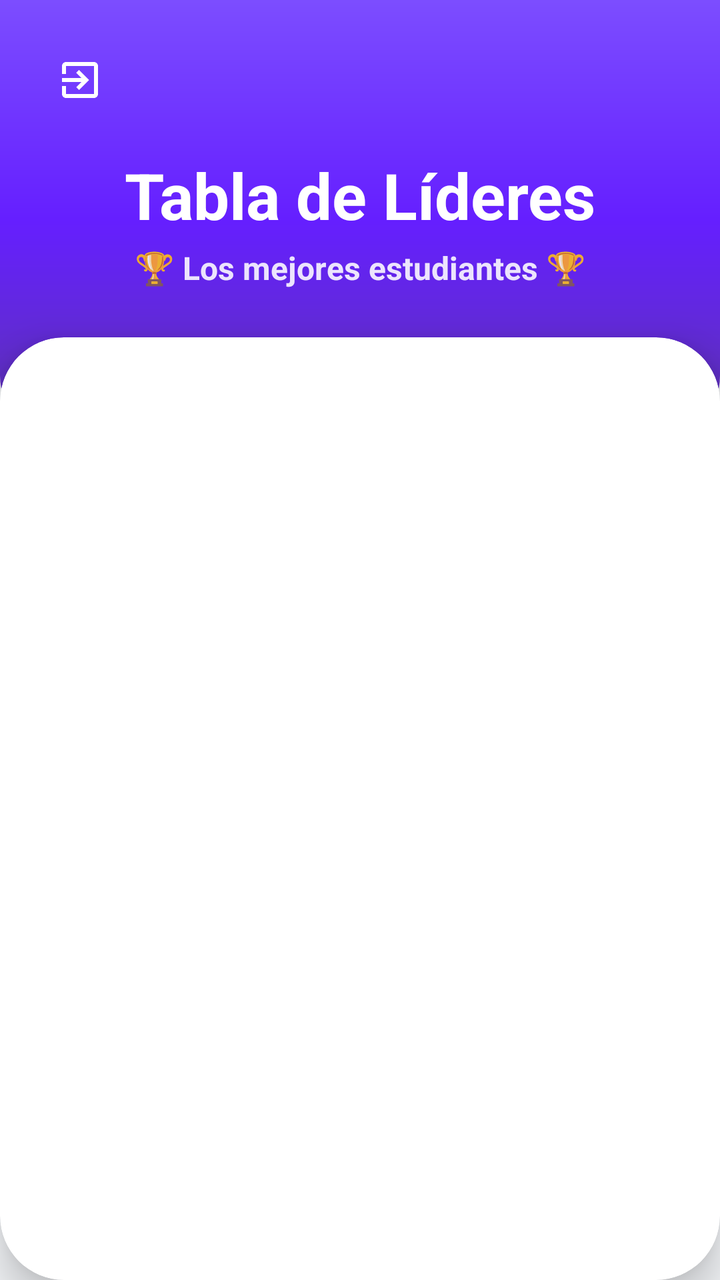
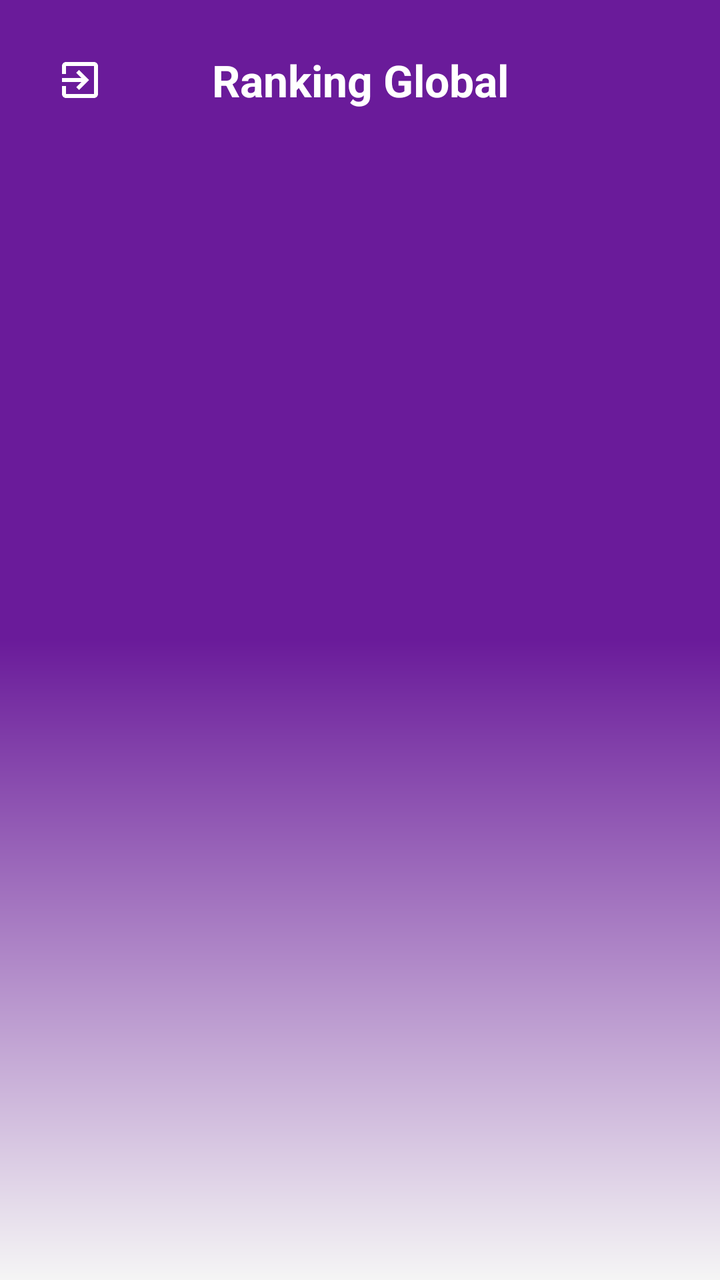

An Android layout rendered at two revisions. The XML below is the earlier revision; the diff shows what the commit changed to produce the second picture.
<!-- AndroidManifest.xml: activity theme Theme.ReglamentoUpp -->
<!-- res/layout/activity_ranking.xml -->
<?xml version="1.0" encoding="utf-8"?>
<androidx.constraintlayout.widget.ConstraintLayout
    xmlns:android="http://schemas.android.com/apk/res/android"
    xmlns:app="http://schemas.android.com/apk/res-auto"
    android:layout_width="match_parent"
    android:layout_height="match_parent"
    android:background="#F5F7FA">

    <View
        android:id="@+id/headerBg"
        android:layout_width="match_parent"
        android:layout_height="220dp"
        android:background="@drawable/modern_header_gradient"
        app:layout_constraintTop_toTopOf="parent" />

    <ImageButton
        android:id="@+id/btnVolver"
        android:layout_width="48dp"
        android:layout_height="48dp"
        android:layout_marginStart="16dp"
        android:layout_marginTop="16dp"
        android:background="?attr/selectableItemBackgroundBorderless"
        android:src="@drawable/ic_logout"
        app:tint="@color/white"
        android:contentDescription="Volver"
        app:layout_constraintStart_toStartOf="parent"
        app:layout_constraintTop_toTopOf="parent" />

    <TextView
        android:id="@+id/tvRankingTitle"
        android:layout_width="wrap_content"
        android:layout_height="wrap_content"
        android:layout_marginTop="12dp"
        android:text="Tabla de Líderes"
        android:textColor="@color/white"
        android:textSize="32sp"
        android:textStyle="bold"
        app:layout_constraintEnd_toEndOf="parent"
        app:layout_constraintStart_toStartOf="parent"
        app:layout_constraintTop_toBottomOf="@id/btnVolver" />

    <TextView
        android:id="@+id/tvRankingSubtitle"
        android:layout_width="wrap_content"
        android:layout_height="wrap_content"
        android:layout_marginTop="4dp"
        android:text="🏆 Los mejores estudiantes 🏆"
        android:textColor="#E0FFFFFF"
        android:textSize="16sp"
        android:textStyle="bold"
        app:layout_constraintEnd_toEndOf="parent"
        app:layout_constraintStart_toStartOf="parent"
        app:layout_constraintTop_toBottomOf="@id/tvRankingTitle" />

    <com.google.android.material.card.MaterialCardView
        android:layout_width="match_parent"
        android:layout_height="0dp"
        android:layout_marginTop="24dp"
        app:cardBackgroundColor="@color/white"
        app:cardCornerRadius="32dp"
        app:cardElevation="12dp"
        app:layout_constraintBottom_toBottomOf="parent"
        app:layout_constraintTop_toBottomOf="@id/tvRankingSubtitle">

        <androidx.constraintlayout.widget.ConstraintLayout
            android:layout_width="match_parent"
            android:layout_height="match_parent">

            <ProgressBar
                android:id="@+id/progressBarRanking"
                android:layout_width="wrap_content"
                android:layout_height="wrap_content"
                app:layout_constraintBottom_toBottomOf="parent"
                app:layout_constraintEnd_toEndOf="parent"
                app:layout_constraintStart_toStartOf="parent"
                app:layout_constraintTop_toTopOf="parent" />

            <androidx.recyclerview.widget.RecyclerView
                android:id="@+id/recyclerViewRanking"
                android:layout_width="match_parent"
                android:layout_height="match_parent"
                android:clipToPadding="false"
                android:overScrollMode="never"
                android:paddingTop="20dp"
                android:paddingBottom="20dp" />

        </androidx.constraintlayout.widget.ConstraintLayout>
    </com.google.android.material.card.MaterialCardView>

</androidx.constraintlayout.widget.ConstraintLayout>
<!-- resources referenced by this layout -->
<resources>
  <color name="white">#FFFFFFFF</color>
  <!-- drawable ic_logout (drawable) -->
  <vector xmlns:android="http://schemas.android.com/apk/res/android"
      android:width="24dp"
      android:height="24dp"
      android:viewportWidth="24"
      android:viewportHeight="24"
      android:tint="#FFFFFF">
      <path
          android:fillColor="@android:color/white"
          android:pathData="M10.09,15.59L11.5,17l5,-5 -5,-5 -1.41,1.41L12.67,11H3v2h9.67l-2.58,2.59zM19,3H5c-1.11,0 -2,0.9 -2,2v4h2V5h14v14H5v-4H3v4c0,1.1 0.89,2 2,2h14c1.1,0 2,-0.9 2,-2V5c0,-1.1 -0.9,-2 -2,-2z"/>
  </vector>
  <!-- drawable modern_header_gradient (drawable) -->
  <?xml version="1.0" encoding="utf-8"?>
  <shape xmlns:android="http://schemas.android.com/apk/res/android">
      <gradient
          android:angle="270"
          android:startColor="#7C4DFF"
          android:centerColor="#651FFF"
          android:endColor="#5E35B1"
          android:type="linear" />
      <corners
          android:bottomLeftRadius="32dp"
          android:bottomRightRadius="32dp"/>
  </shape>
  <style name="Theme.ReglamentoUpp" parent="Theme.MaterialComponents.DayNight.NoActionBar">
          <item name="colorPrimary">@color/upp_primary</item>
          <item name="colorPrimaryVariant">@color/upp_primary_dark</item>
          <item name="colorOnPrimary">@color/white</item>
          <item name="colorSecondary">@color/upp_accent</item>
          <item name="colorSecondaryVariant">@color/upp_secondary</item>
          <item name="colorOnSecondary">@color/white</item>
  
          <item name="shapeAppearanceSmallComponent">@style/ShapeAppearance.App.SmallComponent</item>
          <item name="shapeAppearanceMediumComponent">@style/ShapeAppearance.App.MediumComponent</item>
          <item name="shapeAppearanceLargeComponent">@style/ShapeAppearance.App.LargeComponent</item>
  
          <item name="textInputStyle">@style/Widget.MaterialComponents.TextInputLayout.OutlinedBox.Rounded</item>
      </style>
  <color name="upp_primary">#6A1B9A</color>
  <color name="upp_primary_dark">#4A148C</color>
  <color name="upp_accent">#AB47BC</color>
  <color name="upp_secondary">#8E24AA</color>
  <style name="ShapeAppearance.App.SmallComponent" parent="ShapeAppearance.MaterialComponents.SmallComponent">
          <item name="cornerFamily">rounded</item>
          <item name="cornerSize">50%</item> </style>
  <style name="ShapeAppearance.App.MediumComponent" parent="ShapeAppearance.MaterialComponents.MediumComponent">
          <item name="cornerFamily">rounded</item>
          <item name="cornerSize">28dp</item> </style>
  <style name="ShapeAppearance.App.LargeComponent" parent="ShapeAppearance.MaterialComponents.LargeComponent">
          <item name="cornerFamily">rounded</item>
          <item name="cornerSize">36dp</item> </style>
  <style name="Widget.MaterialComponents.TextInputLayout.OutlinedBox.Rounded" parent="Widget.MaterialComponents.TextInputLayout.OutlinedBox">
          <item name="boxCornerRadiusTopStart">24dp</item>
          <item name="boxCornerRadiusTopEnd">24dp</item>
          <item name="boxCornerRadiusBottomStart">24dp</item>
          <item name="boxCornerRadiusBottomEnd">24dp</item>
      </style>
</resources>

<!-- the commit's change to res/layout/activity_ranking.xml (unified diff, before → after) -->
@@ -2,89 +2,59 @@
 <androidx.constraintlayout.widget.ConstraintLayout
     xmlns:android="http://schemas.android.com/apk/res/android"
     xmlns:app="http://schemas.android.com/apk/res-auto"
+    xmlns:tools="http://schemas.android.com/tools"
     android:layout_width="match_parent"
     android:layout_height="match_parent"
-    android:background="#F5F7FA">
+    android:background="@drawable/game_background"
+    tools:context=".RankingActivity">
 
-    <View
-        android:id="@+id/headerBg"
+    <LinearLayout
+        android:id="@+id/topBar"
         android:layout_width="match_parent"
-        android:layout_height="220dp"
-        android:background="@drawable/modern_header_gradient"
-        app:layout_constraintTop_toTopOf="parent" />
+        android:layout_height="wrap_content"
+        android:orientation="horizontal"
+        android:gravity="center_vertical"
+        android:padding="16dp"
+        app:layout_constraintTop_toTopOf="parent">
 
-    <ImageButton
-        android:id="@+id/btnVolver"
-        android:layout_width="48dp"
-        android:layout_height="48dp"
-        android:layout_marginStart="16dp"
-        android:layout_marginTop="16dp"
-        android:background="?attr/selectableItemBackgroundBorderless"
-        android:src="@drawable/ic_logout"
-        app:tint="@color/white"
-        android:contentDescription="Volver"
-        app:layout_constraintStart_toStartOf="parent"
-        app:layout_constraintTop_toTopOf="parent" />
+        <ImageButton
+            android:id="@+id/btnBackRanking"
+            android:layout_width="48dp"
+            android:layout_height="48dp"
+            android:background="?attr/selectableItemBackgroundBorderless"
+            android:src="@drawable/ic_logout"
+            app:tint="@color/white" />
 
-    <TextView
-        android:id="@+id/tvRankingTitle"
+        <TextView
+            android:layout_width="0dp"
+            android:layout_height="wrap_content"
+            android:layout_weight="1"
+            android:text="Ranking Global"
+            android:textColor="@color/white"
+            android:textSize="22sp"
+            android:textStyle="bold"
+            android:textAlignment="center"
+            android:layout_marginEnd="48dp"/>
+    </LinearLayout>
+
+    <ProgressBar
+        android:id="@+id/progressBarRanking"
         android:layout_width="wrap_content"
         android:layout_height="wrap_content"
-        android:layout_marginTop="12dp"
-        android:text="Tabla de Líderes"
-        android:textColor="@color/white"
-        android:textSize="32sp"
-        android:textStyle="bold"
+        app:layout_constraintTop_toTopOf="parent"
+        app:layout_constraintBottom_toBottomOf="parent"
+        app:layout_constraintStart_toStartOf="parent"
         app:layout_constraintEnd_toEndOf="parent"
-        app:layout_constraintStart_toStartOf="parent"
-        app:layout_constraintTop_toBottomOf="@id/btnVolver" />
+        android:visibility="gone"/>
 
-    <TextView
-        android:id="@+id/tvRankingSubtitle"
-        android:layout_width="wrap_content"
-        android:layout_height="wrap_content"
-        android:layout_marginTop="4dp"
-        android:text="🏆 Los mejores estudiantes 🏆"
-        android:textColor="#E0FFFFFF"
-        android:textSize="16sp"
-        android:textStyle="bold"
-        app:layout_constraintEnd_toEndOf="parent"
-        app:layout_constraintStart_toStartOf="parent"
-        app:layout_constraintTop_toBottomOf="@id/tvRankingTitle" />
-
-    <com.google.android.material.card.MaterialCardView
+    <androidx.recyclerview.widget.RecyclerView
+        android:id="@+id/recyclerRanking"
         android:layout_width="match_parent"
         android:layout_height="0dp"
-        android:layout_marginTop="24dp"
-        app:cardBackgroundColor="@color/white"
-        app:cardCornerRadius="32dp"
-        app:cardElevation="12dp"
-        app:layout_constraintBottom_toBottomOf="parent"
-        app:layout_constraintTop_toBottomOf="@id/tvRankingSubtitle">
-
-        <androidx.constraintlayout.widget.ConstraintLayout
-            android:layout_width="match_parent"
-            android:layout_height="match_parent">
-
-            <ProgressBar
-                android:id="@+id/progressBarRanking"
-                android:layout_width="wrap_content"
-                android:layout_height="wrap_content"
-                app:layout_constraintBottom_toBottomOf="parent"
-                app:layout_constraintEnd_toEndOf="parent"
-                app:layout_constraintStart_toStartOf="parent"
-                app:layout_constraintTop_toTopOf="parent" />
-
-            <androidx.recyclerview.widget.RecyclerView
-                android:id="@+id/recyclerViewRanking"
-                android:layout_width="match_parent"
-                android:layout_height="match_parent"
-                android:clipToPadding="false"
-                android:overScrollMode="never"
-                android:paddingTop="20dp"
-                android:paddingBottom="20dp" />
-
-        </androidx.constraintlayout.widget.ConstraintLayout>
-    </com.google.android.material.card.MaterialCardView>
+        android:paddingTop="8dp"
+        android:paddingBottom="24dp"
+        android:clipToPadding="false"
+        app:layout_constraintTop_toBottomOf="@id/topBar"
+        app:layout_constraintBottom_toBottomOf="parent" />
 
 </androidx.constraintlayout.widget.ConstraintLayout>
<!-- resource entries referenced after the edit -->
@@ -1,6 +1,17 @@
 <!-- resources referenced by this layout -->
 <resources>
   <color name="white">#FFFFFFFF</color>
+  <!-- drawable game_background (drawable) -->
+  <?xml version="1.0" encoding="utf-8"?>
+  <shape xmlns:android="http://schemas.android.com/apk/res/android">
+      <gradient
+          android:angle="270"
+          android:startColor="@color/gradient_start"
+          android:centerColor="@color/upp_primary"
+          android:endColor="@color/app_bg"
+          android:endY="0.7"
+          android:type="linear" />
+  </shape>
   <!-- drawable ic_logout (drawable) -->
   <vector xmlns:android="http://schemas.android.com/apk/res/android"
       android:width="24dp"
@@ -12,19 +23,6 @@
           android:fillColor="@android:color/white"
           android:pathData="M10.09,15.59L11.5,17l5,-5 -5,-5 -1.41,1.41L12.67,11H3v2h9.67l-2.58,2.59zM19,3H5c-1.11,0 -2,0.9 -2,2v4h2V5h14v14H5v-4H3v4c0,1.1 0.89,2 2,2h14c1.1,0 2,-0.9 2,-2V5c0,-1.1 -0.9,-2 -2,-2z"/>
   </vector>
-  <!-- drawable modern_header_gradient (drawable) -->
-  <?xml version="1.0" encoding="utf-8"?>
-  <shape xmlns:android="http://schemas.android.com/apk/res/android">
-      <gradient
-          android:angle="270"
-          android:startColor="#7C4DFF"
-          android:centerColor="#651FFF"
-          android:endColor="#5E35B1"
-          android:type="linear" />
-      <corners
-          android:bottomLeftRadius="32dp"
-          android:bottomRightRadius="32dp"/>
-  </shape>
   <style name="Theme.ReglamentoUpp" parent="Theme.MaterialComponents.DayNight.NoActionBar">
           <item name="colorPrimary">@color/upp_primary</item>
           <item name="colorPrimaryVariant">@color/upp_primary_dark</item>
@@ -39,7 +37,9 @@
   
           <item name="textInputStyle">@style/Widget.MaterialComponents.TextInputLayout.OutlinedBox.Rounded</item>
       </style>
+  <color name="gradient_start">#6A1B9A</color>
   <color name="upp_primary">#6A1B9A</color>
+  <color name="app_bg">#F5F5F5</color>
   <color name="upp_primary_dark">#4A148C</color>
   <color name="upp_accent">#AB47BC</color>
   <color name="upp_secondary">#8E24AA</color>
